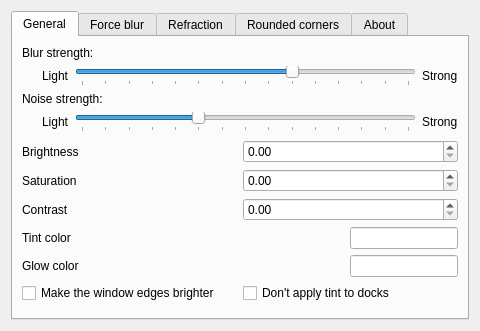
Qt form src/kcm/blur_config.ui (4v3ngR/kwin-effects-glass) before a commit.
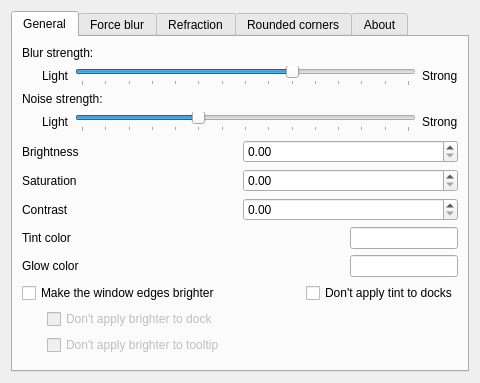
The same form after that commit. Custom widgets are drawn as their Qt base class.

Commit message: Option to disable edge brighter in panels and tooltips

Diff of the .ui file:
```diff
--- a/src/kcm/blur_config.ui
+++ b/src/kcm/blur_config.ui
@@ -289,6 +289,11 @@
        </item>
        <item>
         <layout class="QHBoxLayout">
+
+         <item>
+          <layout class="QVBoxLayout" name="mainOptionsLayout">
+           <item>
+            <layout class="QHBoxLayout" name="topRowLayout">
          <item>
           <widget class="QCheckBox" name="kcfg_EdgeLighting">
            <property name="text">
@@ -296,6 +301,19 @@
            </property>
           </widget>
          </item>
+             <item>
+              <spacer name="horizontalSpacerMiddle">
+               <property name="orientation">
+                <enum>Qt::Orientation::Horizontal</enum>
+               </property>
+               <property name="sizeHint" stdset="0">
+                <size>
+                 <width>40</width>
+                 <height>20</height>
+                </size>
+               </property>
+              </spacer>
+             </item>
          <item>
           <widget class="QCheckBox" name="kcfg_ExcludeDocks">
            <property name="text">
@@ -306,6 +324,55 @@
         </layout>
        </item>
        <item>
+            <layout class="QHBoxLayout" name="subOptionsLayout">
+             <item>
+              <spacer name="tabSpacer">
+               <property name="orientation">
+                <enum>Qt::Orientation::Horizontal</enum>
+               </property>
+               <property name="sizeType">
+                <enum>QSizePolicy::Policy::Fixed</enum>
+               </property>
+               <property name="sizeHint" stdset="0">
+                <size>
+                 <width>25</width>
+                 <height>20</height>
+                </size>
+               </property>
+              </spacer>
+             </item>
+             <item>
+              <layout class="QVBoxLayout" name="verticalSubItems">
+               <item>
+                <widget class="QCheckBox" name="kcfg_EdgeLightingDock">
+                 <property name="enabled">
+                  <bool>false</bool>
+                 </property>
+                 <property name="text">
+                  <string>Don't apply brighter to dock</string>
+                 </property>
+                </widget>
+               </item>
+               <item>
+                <widget class="QCheckBox" name="kcfg_EdgeLightingTooltip">
+                 <property name="enabled">
+                  <bool>false</bool>
+                 </property>
+                 <property name="text">
+                  <string>Don't apply brighter to tooltip</string>
+                 </property>
+                </widget>
+               </item>
+              </layout>
+             </item>
+            </layout>
+           </item>
+          </layout>
+         </item>
+
+        </layout>
+       </item>
+       <item>
         <widget class="QWidget" name="widget" native="true">
          <property name="sizePolicy">
           <sizepolicy hsizetype="Fixed" vsizetype="Expanding">
```
Left out of the diff: 27 changed lines with no effect on the pictures. Lines whose indentation alone changed are shown as unchanged.
